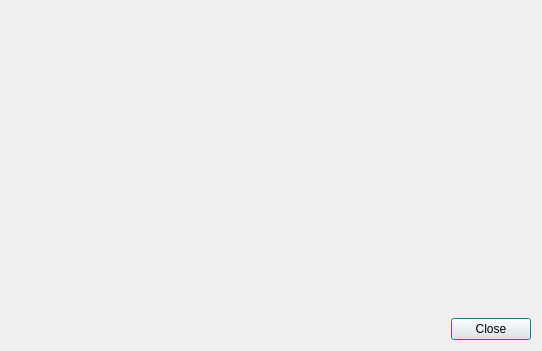
Before: the Qt Designer form dialogwidget.ui in horsicq/FormatDialogs, drawn with Qt 5.
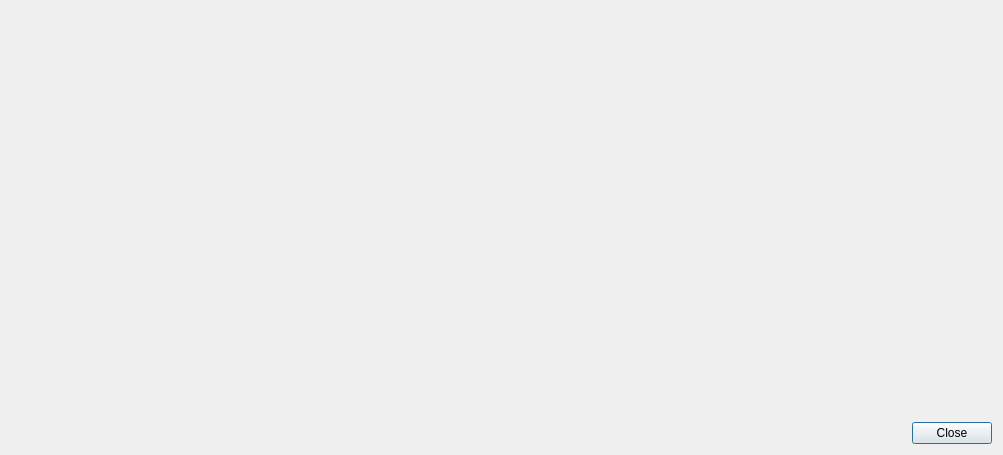
After: the same form once the commit is applied.

```diff
--- a/dialogwidget.ui
+++ b/dialogwidget.ui
@@ -9,8 +9,8 @@
    <rect>
     <x>0</x>
     <y>0</y>
-    <width>542</width>
-    <height>351</height>
+    <width>1003</width>
+    <height>455</height>
    </rect>
   </property>
   <property name="windowTitle">
```
